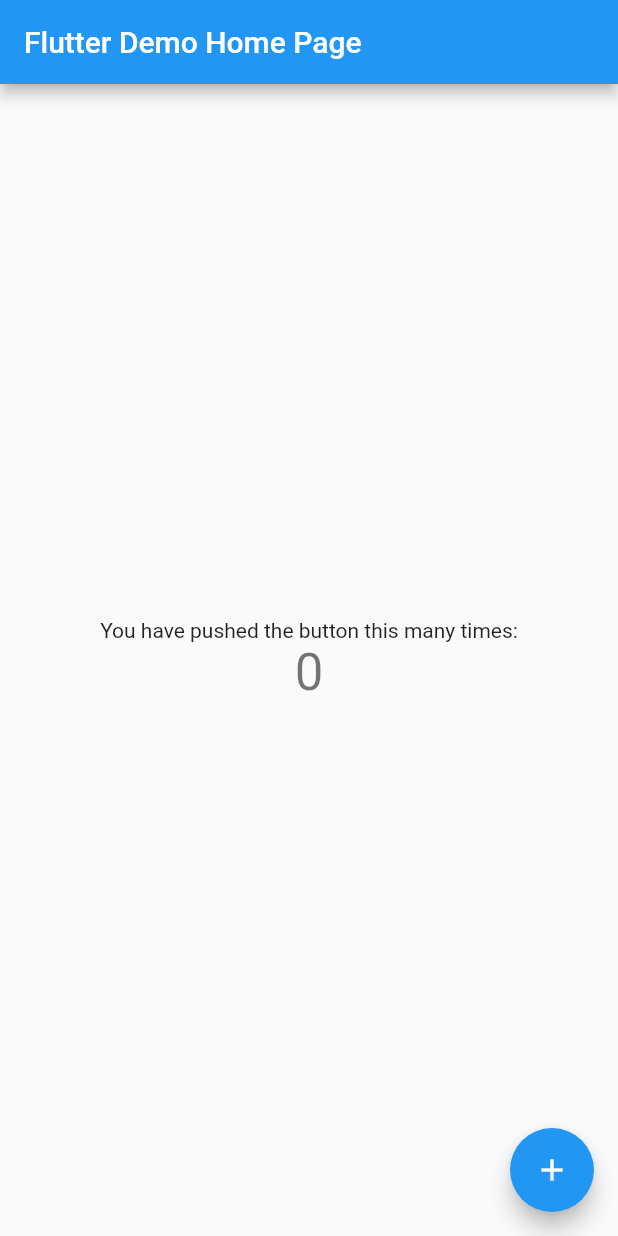
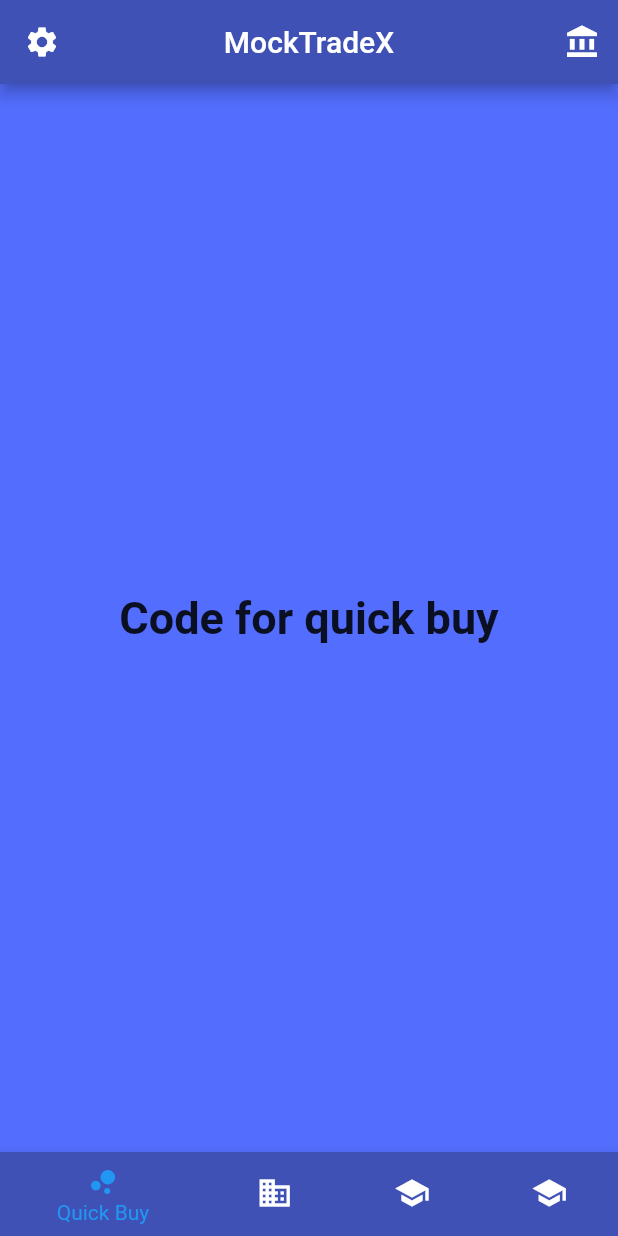
Before and after one commit to Sahil-kachhap/MockTradeX, a Flutter app: the screen it shows after launch, on a phone screen of 412 x 824 dp. Run offline on Flutter 3.47's test engine with Material 2 defaults, Android fonts, the light colour scheme and no system bars.

Commit message:
front page added

```diff
--- /dev/null
+++ b/lib/front_page.dart
@@ -0,0 +1,93 @@
+import 'package:flutter/material.dart';
+
+class Frontpage extends StatefulWidget {
+  const Frontpage({Key? key}) : super(key: key);
+  @override
+  _FrontpageState createState() => _FrontpageState();
+}
+
+class _FrontpageState extends State<Frontpage> {
+  int _selectedIndex = 0;
+  static const TextStyle optionStyle =
+      TextStyle(fontSize: 30, fontWeight: FontWeight.bold);
+  static const List<Widget> _widgetOptions = <Widget>[
+    Text(
+      'Code for quick buy',
+      style: optionStyle,
+    ),
+    Text(
+      'Code for Exchange',
+      style: optionStyle,
+    ),
+    Text(
+      'Code for Orders',
+      style: optionStyle,
+    ),
+    Text(
+      'Code for Funds',
+      style: optionStyle,
+    ),
+  ];
+
+  void _onItemTapped(int index) {
+    setState(() {
+      _selectedIndex = index;
+    });
+  }
+
+  @override
+  Widget build(BuildContext context) {
+    return Scaffold(
+      backgroundColor: Colors.indigoAccent,
+      appBar: AppBar(
+        centerTitle: true,
+        leading: IconButton(
+          icon: const Icon(Icons.settings),
+          tooltip: 'Settings',
+          onPressed: () {},
+        ),
+        actions: <Widget>[
+          IconButton(
+            icon: const Icon(Icons.account_balance),
+            tooltip: 'Currency',
+            onPressed: () {},
+          ),
+        ],
+        title: const Text(
+          'MockTradeX',
+        ),
+        backgroundColor: Colors.indigo,
+      ),
+      body: Center(
+        child: _widgetOptions.elementAt(_selectedIndex),
+      ),
+      bottomNavigationBar: BottomNavigationBar(
+        items: const <BottomNavigationBarItem>[
+          BottomNavigationBarItem(
+            icon: Icon(Icons.bubble_chart),
+            label: 'Quick Buy',
+            backgroundColor: Colors.indigo,
+          ),
+          BottomNavigationBarItem(
+            icon: Icon(Icons.business),
+            label: 'Exchange',
+            backgroundColor: Colors.indigo,
+          ),
+          BottomNavigationBarItem(
+            icon: Icon(Icons.school),
+            label: 'Orders',
+            backgroundColor: Colors.indigo,
+          ),
+          BottomNavigationBarItem(
+            icon: Icon(Icons.school),
+            label: 'Funds',
+            backgroundColor: Colors.indigo,
+          ),
+        ],
+        currentIndex: _selectedIndex,
+        selectedItemColor: Colors.blue,
+        onTap: _onItemTapped,
+      ),
+    );
+  }
+}
--- a/lib/main.dart
+++ b/lib/main.dart
@@ -1,4 +1,5 @@
 import 'package:flutter/material.dart';
+import 'front_page.dart';
 
 void main() {
   runApp(const MyApp());
@@ -6,110 +7,15 @@
 
 class MyApp extends StatelessWidget {
   const MyApp({Key? key}) : super(key: key);
-
-  // This widget is the root of your application.
+// This widget is the root of your application.
   @override
   Widget build(BuildContext context) {
     return MaterialApp(
       title: 'Flutter Demo',
       theme: ThemeData(
-        // This is the theme of your application.
-        //
-        // Try running your application with "flutter run". You'll see the
-        // application has a blue toolbar. Then, without quitting the app, try
-        // changing the primarySwatch below to Colors.green and then invoke
-        // "hot reload" (press "r" in the console where you ran "flutter run",
-        // or simply save your changes to "hot reload" in a Flutter IDE).
-        // Notice that the counter didn't reset back to zero; the application
-        // is not restarted.
-        primarySwatch: Colors.blue,
+        primaryColor: Colors.deepPurpleAccent,
       ),
-      home: const MyHomePage(title: 'Flutter Demo Home Page'),
+      home: Frontpage(),
     );
   }
 }
-
-class MyHomePage extends StatefulWidget {
-  const MyHomePage({Key? key, required this.title}) : super(key: key);
-
-  // This widget is the home page of your application. It is stateful, meaning
-  // that it has a State object (defined below) that contains fields that affect
-  // how it looks.
-
-  // This class is the configuration for the state. It holds the values (in this
-  // case the title) provided by the parent (in this case the App widget) and
-  // used by the build method of the State. Fields in a Widget subclass are
-  // always marked "final".
-
-  final String title;
-
-  @override
-  State<MyHomePage> createState() => _MyHomePageState();
-}
-
-class _MyHomePageState extends State<MyHomePage> {
-  int _counter = 0;
-
-  void _incrementCounter() {
-    setState(() {
-      // This call to setState tells the Flutter framework that something has
-      // changed in this State, which causes it to rerun the build method below
-      // so that the display can reflect the updated values. If we changed
-      // _counter without calling setState(), then the build method would not be
-      // called again, and so nothing would appear to happen.
-      _counter++;
-    });
-  }
-
-  @override
-  Widget build(BuildContext context) {
-    // This method is rerun every time setState is called, for instance as done
-    // by the _incrementCounter method above.
-    //
-    // The Flutter framework has been optimized to make rerunning build methods
-    // fast, so that you can just rebuild anything that needs updating rather
-    // than having to individually change instances of widgets.
-    return Scaffold(
-      appBar: AppBar(
-        // Here we take the value from the MyHomePage object that was created by
-        // the App.build method, and use it to set our appbar title.
-        title: Text(widget.title),
-      ),
-      body: Center(
-        // Center is a layout widget. It takes a single child and positions it
-        // in the middle of the parent.
-        child: Column(
-          // Column is also a layout widget. It takes a list of children and
-          // arranges them vertically. By default, it sizes itself to fit its
-          // children horizontally, and tries to be as tall as its parent.
-          //
-          // Invoke "debug painting" (press "p" in the console, choose the
-          // "Toggle Debug Paint" action from the Flutter Inspector in Android
-          // Studio, or the "Toggle Debug Paint" command in Visual Studio Code)
-          // to see the wireframe for each widget.
-          //
-          // Column has various properties to control how it sizes itself and
-          // how it positions its children. Here we use mainAxisAlignment to
-          // center the children vertically; the main axis here is the vertical
-          // axis because Columns are vertical (the cross axis would be
-          // horizontal).
-          mainAxisAlignment: MainAxisAlignment.center,
-          children: <Widget>[
-            const Text(
-              'You have pushed the button this many times:',
-            ),
-            Text(
-              '$_counter',
-              style: Theme.of(context).textTheme.headline4,
-            ),
-          ],
-        ),
-      ),
-      floatingActionButton: FloatingActionButton(
-        onPressed: _incrementCounter,
-        tooltip: 'Increment',
-        child: const Icon(Icons.add),
-      ), // This trailing comma makes auto-formatting nicer for build methods.
-    );
-  }
-}
```
Also changed, not shown: pubspec.lock.
